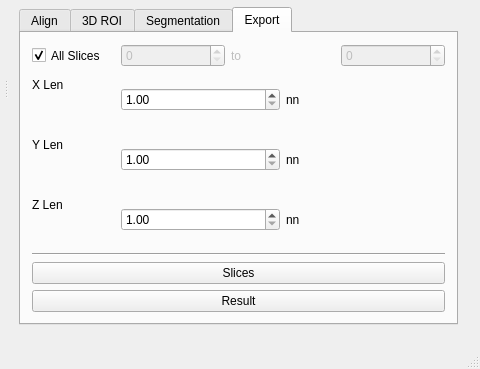
This is mainwindow.ui in prsousa/TomSeg as Qt 5 draws it before an edit; both pictures show x 487 to 967 and y 207 to 576 of the 967 by 576 pixel window. The edited form follows.
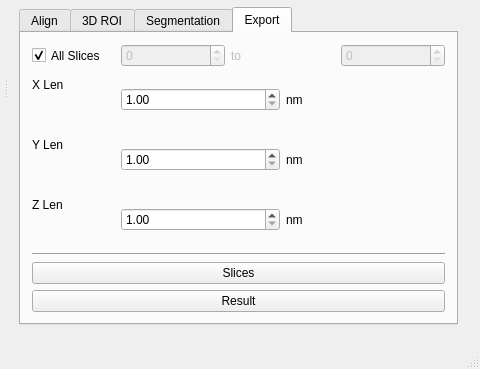
This is the edited form. The open tabs and pages were chosen to show the change. Icons and pictures are not drawn.

Diff of the .ui file:
```diff
--- a/mainwindow.ui
+++ b/mainwindow.ui
@@ -1101,7 +1101,7 @@
                 <item>
                  <widget class="QLabel" name="label_18">
                   <property name="text">
-                   <string>nn</string>
+                   <string>nm</string>
                   </property>
                  </widget>
                 </item>
@@ -1129,7 +1129,7 @@
                 <item>
                  <widget class="QLabel" name="label_16">
                   <property name="text">
-                   <string>nn</string>
+                   <string>nm</string>
                   </property>
                  </widget>
                 </item>
@@ -1157,7 +1157,7 @@
                 <item>
                  <widget class="QLabel" name="label_20">
                   <property name="text">
-                   <string>nn</string>
+                   <string>nm</string>
                   </property>
                  </widget>
                 </item>
```
Left out of the diff: 4 changed lines with no effect on the pictures.
